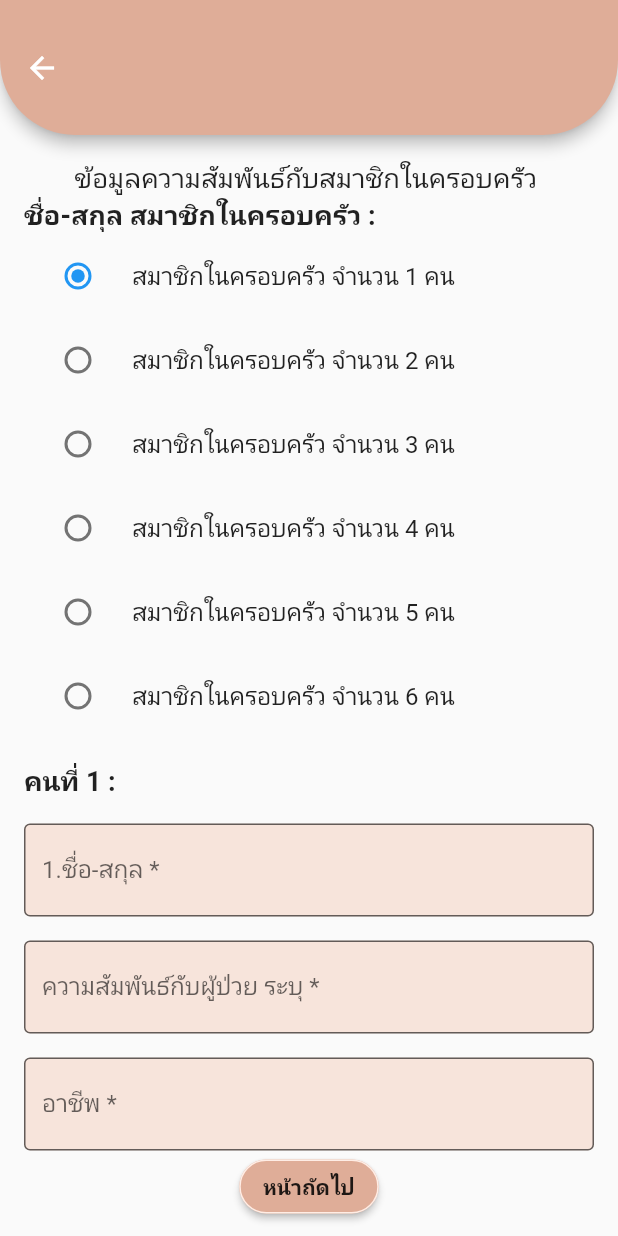
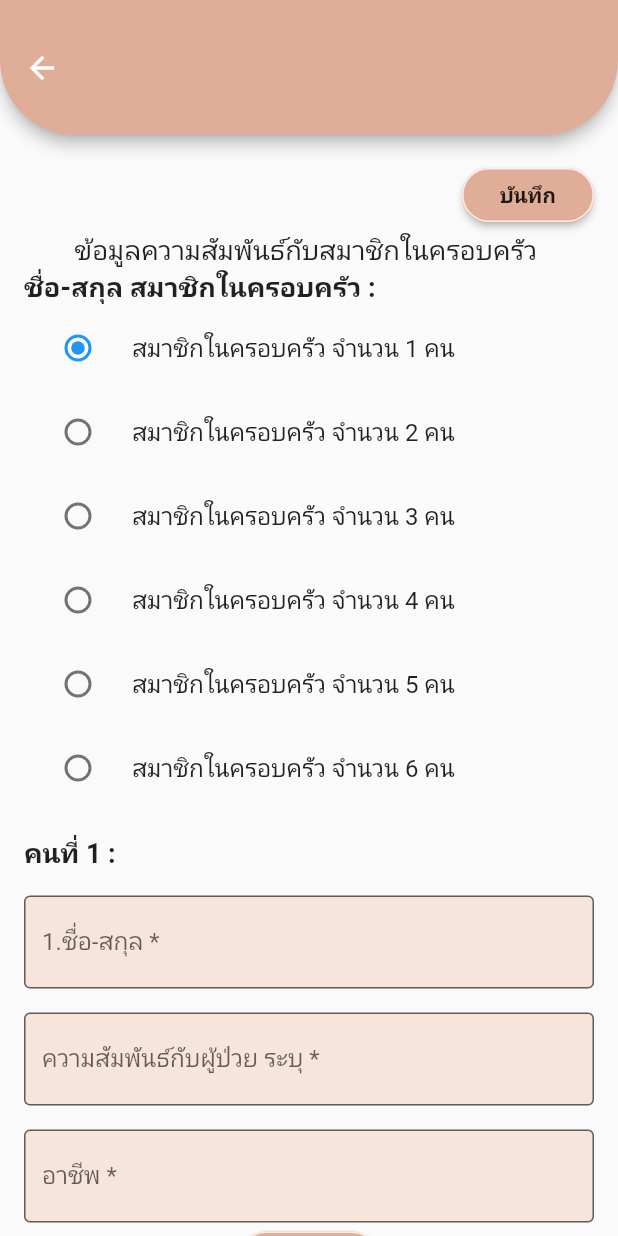
Before and after one commit to saowalak05/Bedridden, a Flutter app: the Add screen opened directly, scrolled down 1152 dp, after a tap on "หน้าถัดไป", on a phone screen of 412 x 824 dp. Run offline on Flutter 3.47's test engine with Material 2 defaults, Android fonts, the phone set to English and light mode, and no system bars; our stand-ins replace cloud_firestore, convex_bottom_bar, firebase_auth, firebase_core, firebase_storage, google_maps_flutter and 2 more; missing offline and left inert: dart:ffi; accounts and stored records are empty.

Commit message:
update add

```diff
--- a/lib/Screen/Addbedridden/add.dart
+++ b/lib/Screen/Addbedridden/add.dart
@@ -112,6 +112,45 @@ class _AddState extends State<Add> {
             ],
           ),
         ),
+      ),
+    );
+  }
+
+  Container buildSaveBedridden() {
+    return Container(
+      child: Column(
+        crossAxisAlignment: CrossAxisAlignment.end,
+        children: [
+          MaterialButton(
+            onPressed: () {
+
+              if (file == null) {
+                normalDialog(context, 'กรุณาใส่รูปภาพ');
+              } else if (_typesex == null) {
+                normalDialog(context, 'กรุณาเลือก เพศ');
+              } else if (_typestatus == null) {
+                normalDialog(context, 'กรุณาเลือก สถานะ');
+              } else if (bondStatus) {
+                normalDialog(context, 'กรุณาเลือก วันเกิด');
+              } else if (level == null) {
+                normalDialog(context, 'กรุณาเลือก ระดับการป่วย');
+              } else if (formkey.currentState!.validate()) {
+                processUploadImageAndInsertValue();
+              }
+
+            },
+            shape: RoundedRectangleBorder(
+                side: BorderSide(
+                  color: const Color(0xffffede5),
+                ),
+                borderRadius: BorderRadius.circular(50)),
+            child: Text(
+              "บันทึก",
+              style: TextStyle(fontWeight: FontWeight.w600, fontSize: 14),
+            ),
+            color: const Color(0xffdfad98),
+          ),
+        ],
       ),
     );
   }
@@ -1034,43 +1073,7 @@ class _AddState extends State<Add> {
     });
   }
 
-  Container buildSaveBedridden() {
-    return Container(
-      child: Column(
-        crossAxisAlignment: CrossAxisAlignment.end,
-        children: [
-          MaterialButton(
-            onPressed: () {
-              if (file == null) {
-                normalDialog(context, 'กรุณาใส่รูปภาพ');
-              } else if (_typesex == null) {
-                normalDialog(context, 'กรุณาเลือก เพศ');
-              } else if (_typestatus == null) {
-                normalDialog(context, 'กรุณาเลือก สถานะ');
-              } else if (bondStatus) {
-                normalDialog(context, 'กรุณาเลือก วันเกิด');
-              } else if (level == null) {
-                normalDialog(context, 'กรุณาเลือก ระดับการป่วย');
-              } else if (formkey.currentState!.validate()) {
-                processUploadImageAndInsertValue();
-              }
 
-            },
-            shape: RoundedRectangleBorder(
-                side: BorderSide(
-                  color: const Color(0xffffede5),
-                ),
-                borderRadius: BorderRadius.circular(50)),
-            child: Text(
-              "บันทึก",
-              style: TextStyle(fontWeight: FontWeight.w600, fontSize: 14),
-            ),
-            color: const Color(0xffdfad98),
-          ),
-        ],
-      ),
-    );
-  }
 
   _pickDate() async {
     DateTime? date = await showDatePicker(
--- a/lib/Screen/Addbedridden/add_environment.dart
+++ b/lib/Screen/Addbedridden/add_environment.dart
@@ -140,12 +140,15 @@ class _AddenvironmentState extends State<Addenvironment> {
                             ),
                           ],
                         ),
+
                         buildNext4(context),
                       ],
                     ),
                   ),
                 )));
   }
+
+
 
   Future<Null> processImagePicker(ImageSource source, int index) async {
     try {
--- a/lib/Screen/Addbedridden/add_family.dart
+++ b/lib/Screen/Addbedridden/add_family.dart
@@ -1,6 +1,8 @@
 import 'dart:ffi';
+import 'dart:io';
 
 import 'package:bedridden/Screen/Addbedridden/add_health.dart';
+import 'package:bedridden/utility/dialog.dart';
 import 'package:flutter/material.dart';
 
 class Addfamily extends StatefulWidget {
@@ -13,8 +15,11 @@ class Addfamily extends StatefulWidget {
 class _AddfamilyState extends State<Addfamily> {
   final formkey = GlobalKey<FormState>();
   TextEditingController familynameController = TextEditingController(); //'ชื่อ'
-  TextEditingController familyrelationshipController = TextEditingController(); //'ความสัมพันธ์'
-  TextEditingController occupationContorller = TextEditingController(); //'อาชีพ'
+  TextEditingController familyrelationshipController =
+      TextEditingController(); //'ความสัมพันธ์'
+  TextEditingController occupationContorller =
+      TextEditingController(); //'อาชีพ'
+
 
   List<Widget> widgets = [];
   int index = 0;
@@ -56,6 +61,7 @@ class _AddfamilyState extends State<Addfamily> {
             child: ListView(
               padding: EdgeInsets.only(top: 16, left: 16, right: 16),
               children: [
+                buildSavefamily(),
                 buildTitle2(), //'ข้อมูลความสัมพันธ์กับสมาชิกในครอบครัว'
                 buildtitleform(), //'ชื่อ-สกุล สมาชิกในครอบครัว '
                 optionOne(), //'ชื่อ-สกุล สมาชิกในครอบครัว จำนวน 1 คน'
@@ -72,6 +78,34 @@ class _AddfamilyState extends State<Addfamily> {
         ));
   }
 
+  Container buildSavefamily() {
+    return Container(
+      child: Column(
+        crossAxisAlignment: CrossAxisAlignment.end,
+        children: [
+          MaterialButton(
+            onPressed: () {
+              if (index == 0 ) {
+                normalDialog(context, 'กรุณาเลือกจำนวนสมาชิก');
+              } else if(index == 1) {
+                normalDialog(context, 'กรุณาเลือกจำนวนสมาชิก 2');}
+            },
+            shape: RoundedRectangleBorder(
+                side: BorderSide(
+                  color: const Color(0xffffede5),
+                ),
+                borderRadius: BorderRadius.circular(50)),
+            child: Text(
+              "บันทึก",
+              style: TextStyle(fontWeight: FontWeight.w600, fontSize: 14),
+            ),
+            color: const Color(0xffdfad98),
+          ),
+        ],
+      ),
+    );
+  }
+
   Row buildtitleform() {
     return Row(
       children: [
--- a/lib/main.dart
+++ b/lib/main.dart
@@ -1,3 +1,4 @@
+import 'package:bedridden/Screen/Search/search.dart';
 import 'package:bedridden/routere.dart';
 import 'package:firebase_auth/firebase_auth.dart';
 import 'package:flutter/material.dart';
```
Also changed, not shown: lib/Screen/Search/search.dart (+4 -4 lines), lib/Screen/my_service.dart (+2 -10 lines).
